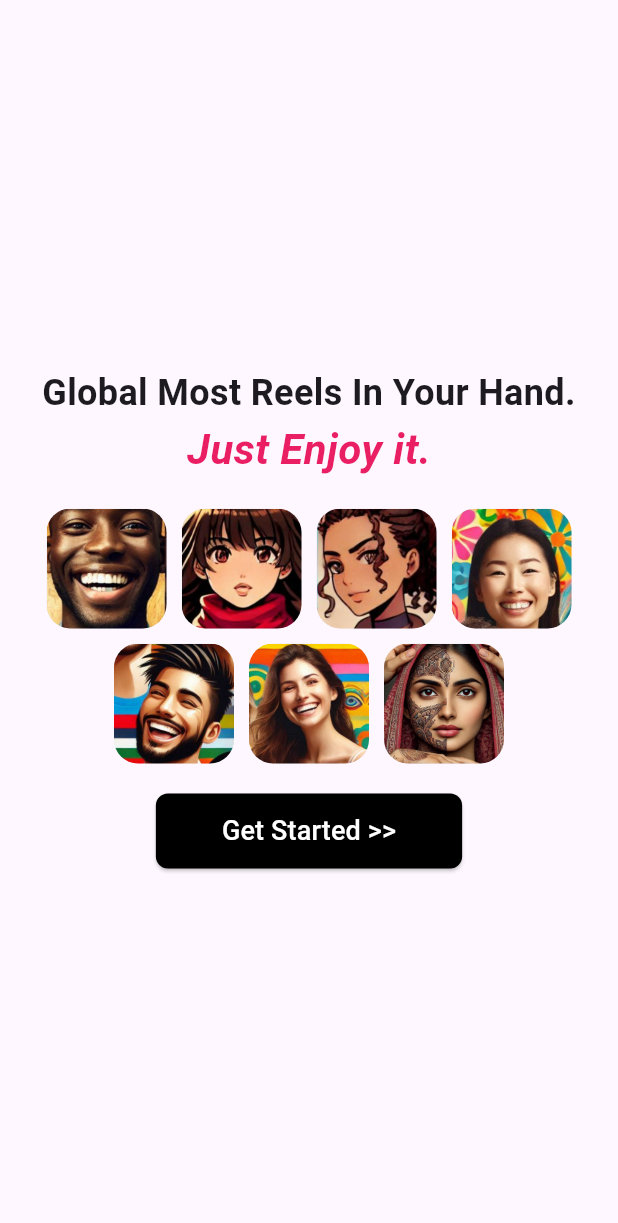
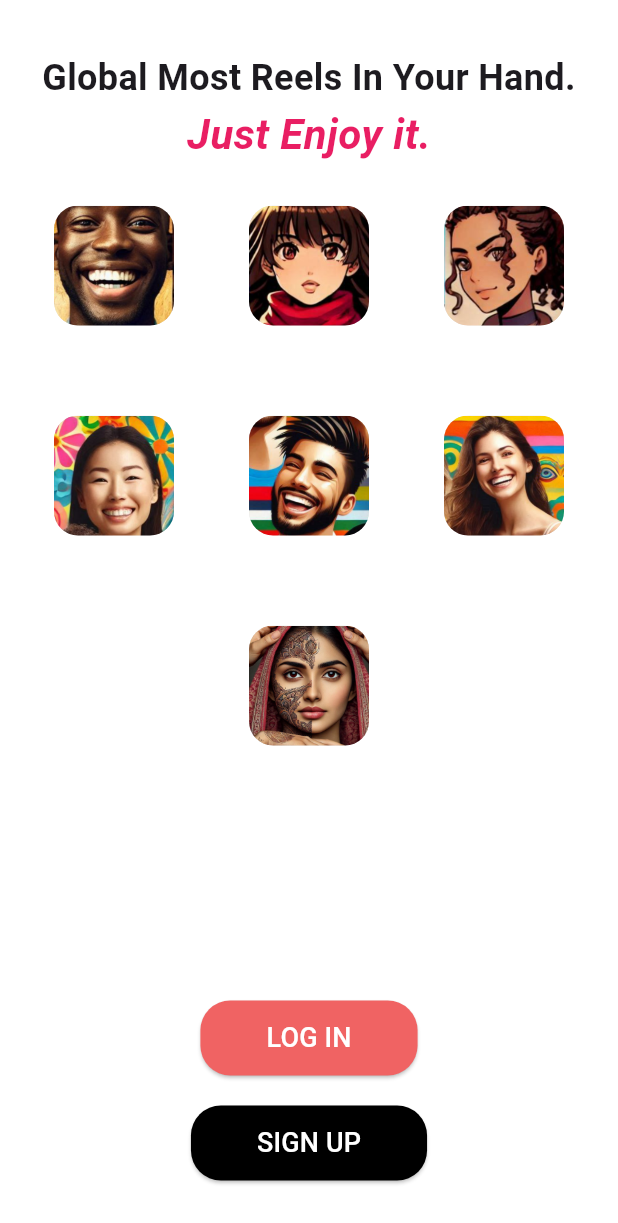
Before and after one commit to hi-sushanta/nacho, a Flutter app: the screen it shows after launch, on a phone screen of 412 x 824 dp. Shown: the top 1223 px of the screen. Run offline on Flutter 3.47's test engine with Material 3 defaults, Android fonts, the phone set to English and light mode, and no system bars; our stand-ins replace firebase_auth, firebase_core; accounts and stored records are empty.

Commit message:
Adde login and sign up screen

```diff
--- a/nacho/lib/main.dart
+++ b/nacho/lib/main.dart
@@ -1,7 +1,8 @@
 import 'package:flutter/material.dart';
 import 'package:firebase_core/firebase_core.dart';
 import 'firebase_options.dart';
-
+import 'auth_pages/login_screen.dart';
+import 'auth_pages/signup_screen.dart';
 
 void main() async {
   WidgetsFlutterBinding.ensureInitialized();
@@ -9,8 +10,7 @@ void main() async {
     options: DefaultFirebaseOptions.currentPlatform,
   );
 
-  runApp(
-    const MainApp());
+  runApp(const MainApp());
 }
 
 class MainApp extends StatelessWidget {
@@ -19,9 +19,25 @@ class MainApp extends StatelessWidget {
   @override
   Widget build(BuildContext context) {
     return MaterialApp(
-      home: Scaffold(
+      title: 'Global Most Reels',
+      theme: ThemeData(primarySwatch: Colors.pink),
+      home: const HomePage(),
+    );
+  }
+}
+
+class HomePage extends StatelessWidget {
+  const HomePage({super.key});
+
+  @override
+  Widget build(BuildContext context) {
+    return Scaffold(
+      backgroundColor: Colors.white,
       body: Center(
         child: Column(
+          mainAxisAlignment: MainAxisAlignment.spaceAround,
+          children: [
+            Column(
               mainAxisAlignment: MainAxisAlignment.center,
               children: [
                 const Text(
@@ -42,10 +58,12 @@ class MainApp extends StatelessWidget {
                   ),
                 ),
                 const SizedBox(height: 20),
-              Wrap(
-                spacing: 10,
-                runSpacing: 10,
-                alignment: WrapAlignment.center,
+                Padding(
+                  padding: const EdgeInsets.all(8),
+                  child: Wrap(
+                    spacing: 50,
+                    runSpacing: 60,
+                    alignment: WrapAlignment.spaceAround,
                     children: List.generate(7, (index) {
                       return ClipRRect(
                         borderRadius: BorderRadius.circular(16),
@@ -61,30 +79,63 @@ class MainApp extends StatelessWidget {
                       );
                     }),
                   ),
+                ),
+              ],
+            ),
             const SizedBox(height: 20),
-              Column(
-                mainAxisAlignment: MainAxisAlignment.end,
+            Padding(
+              padding: const EdgeInsets.all(2.0),
+              child: Column(
                 children: [
                   ElevatedButton(
-                onPressed: () {},
+                    onPressed: () {
+                      Navigator.push(
+                        context,
+                        MaterialPageRoute(builder: (context) => const LoginScreen()),
+                      );
+                    },
+                    style: ElevatedButton.styleFrom(
+                      backgroundColor: const Color.fromARGB(255, 240, 99, 99),
+                      shape: RoundedRectangleBorder(
+                        borderRadius: BorderRadius.circular(20),
+                      ),
+                    ),
+                    child: const Padding(
+                      padding:
+                          EdgeInsets.symmetric(horizontal: 20, vertical: 12),
+                      child: Text(
+                        'LOG IN',
+                        style: TextStyle(fontSize: 18, color: Colors.white),
+                      ),
+                    ),
+                  ),
+                  const SizedBox(height: 20),
+                  ElevatedButton(
+                    onPressed: () {
+                      Navigator.push(
+                        context,
+                        MaterialPageRoute(builder: (context) => const SignUpScreen()),
+                      );
+                    },
                     style: ElevatedButton.styleFrom(
                       backgroundColor: Colors.black,
                       shape: RoundedRectangleBorder(
-                    borderRadius: BorderRadius.circular(8),
+                        borderRadius: BorderRadius.circular(20),
                       ),
                     ),
                     child: const Padding(
-                  padding: EdgeInsets.symmetric(horizontal: 20, vertical: 12),
+                      padding:
+                          EdgeInsets.symmetric(horizontal: 20, vertical: 12),
                       child: Text(
-                    'Get Started >>',
+                        'SIGN UP',
                         style: TextStyle(fontSize: 18, color: Colors.white),
                       ),
                     ),
                   ),
                 ],
               ),
+            ),
           ],
-          ),
         ),
       ),
     );
```
Also changed, not shown: nacho/lib/auth_pages/login_screen.dart (added, +174 -0 lines), nacho/lib/auth_pages/signup_screen.dart (added, +183 -0 lines), nacho/lib/auth_pages/auth.dart (deleted). Lines whose indentation alone changed are shown as unchanged.
